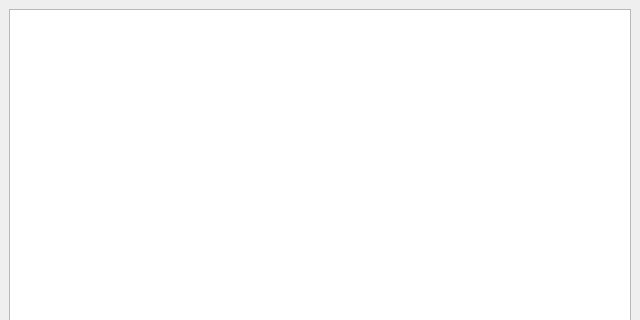
Qt form main.ui (KosenokIvan/coffee) before a commit; both pictures show x 0 to 640 and y 0 to 320 of the 640 by 480 pixel window.
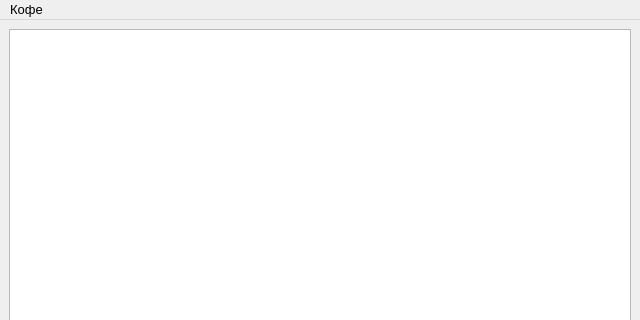
The same form after that commit.

Diff of the .ui file:
```diff
--- a/main.ui
+++ b/main.ui
@@ -21,7 +21,14 @@
   <widget class="QWidget" name="centralwidget">
    <layout class="QGridLayout" name="gridLayout">
     <item row="0" column="0">
-     <widget class="QTableWidget" name="tableWidget"/>
+     <widget class="QTableWidget" name="tableWidget">
+      <property name="sizePolicy">
+       <sizepolicy hsizetype="Expanding" vsizetype="Expanding">
+        <horstretch>0</horstretch>
+        <verstretch>0</verstretch>
+       </sizepolicy>
+      </property>
+     </widget>
     </item>
    </layout>
   </widget>
@@ -34,6 +41,14 @@
      <height>21</height>
     </rect>
    </property>
+   <widget class="QMenu" name="menu">
+    <property name="title">
+     <string>Кофе</string>
+    </property>
+    <addaction name="add_coffee_action"/>
+    <addaction name="edit_coffee_action"/>
+   </widget>
+   <addaction name="menu"/>
   </widget>
  </widget>
  <resources/>
```
Left out of the diff: 10 changed lines with no effect on the pictures.
